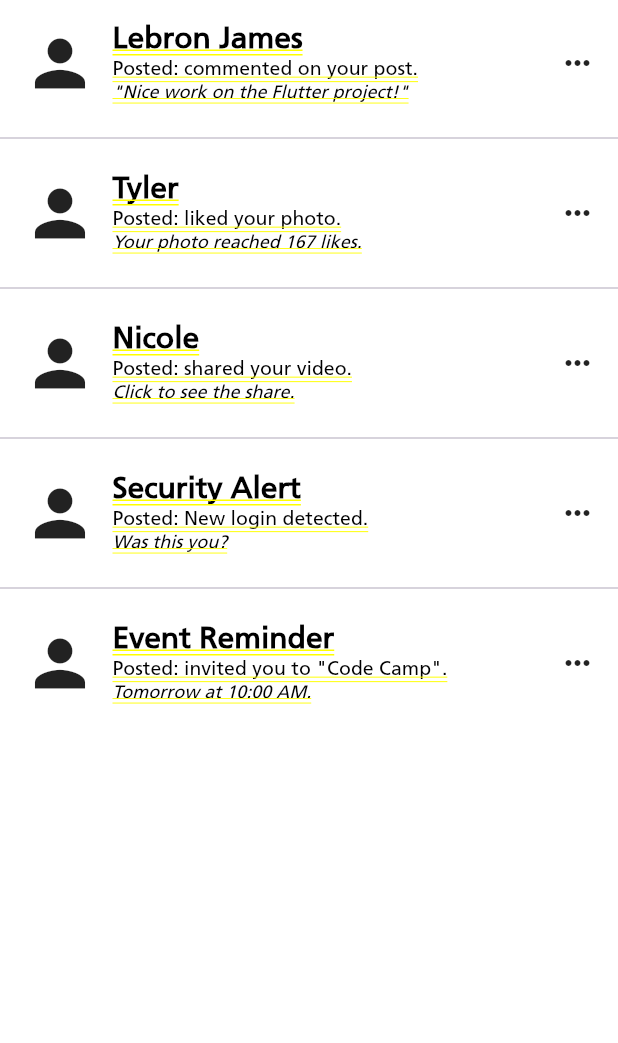
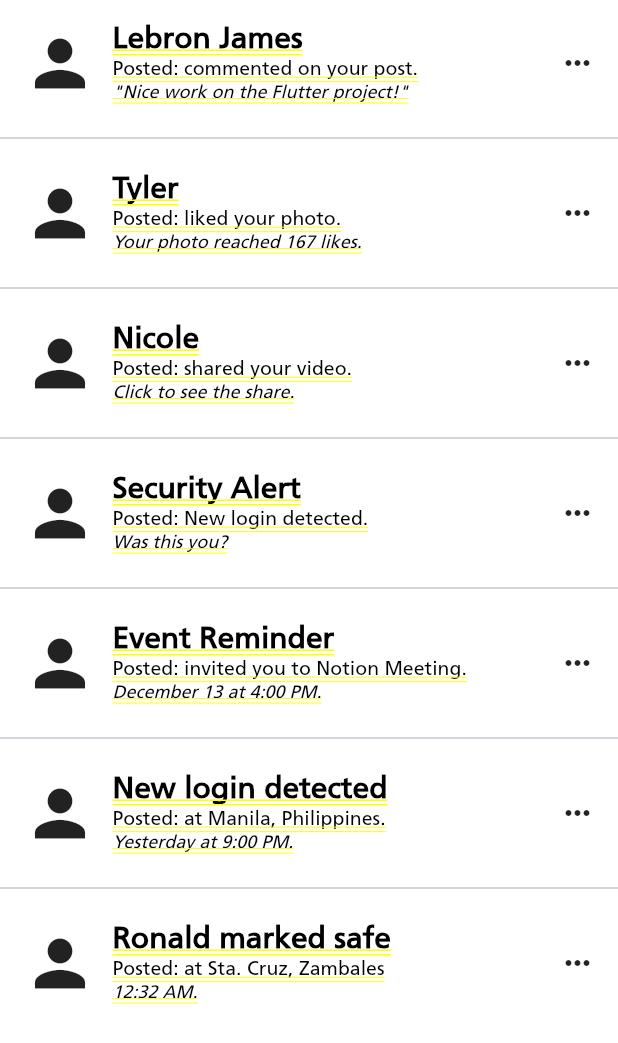
Before and after one commit to Zenn-source/Flutter-Course, a Flutter app: the NotificationScreen screen opened by its route, on a phone screen of 412 x 824 dp. Shown: the top 1043 px of the screen. Run offline on Flutter 3.47's test engine with Material 3 defaults, Android fonts, the phone set to English and light mode, and no system bars; our stand-ins replace flutter_screenutil.

Commit message:
Add more notifications

```diff
--- a/lib/screens/notification_screen.dart
+++ b/lib/screens/notification_screen.dart
@@ -32,8 +32,18 @@ class _NotificationScreenState extends State<NotificationScreen> {
     },
     {
       'name': 'Event Reminder',
-      'post': 'invited you to "Code Camp".',
-      'description': 'Tomorrow at 10:00 AM.',
+      'post': 'invited you to Notion Meeting.',
+      'description': 'December 13 at 4:00 PM.',
+    },
+    {
+      'name': 'New login detected',
+      'post': 'at Manila, Philippines.',
+      'description': 'Yesterday at 9:00 PM.',
+    },
+    {
+      'name': 'Ronald marked safe',
+      'post': 'at Sta. Cruz, Zambales',
+      'description': '12:32 AM.',
     },
   ];
 
```
